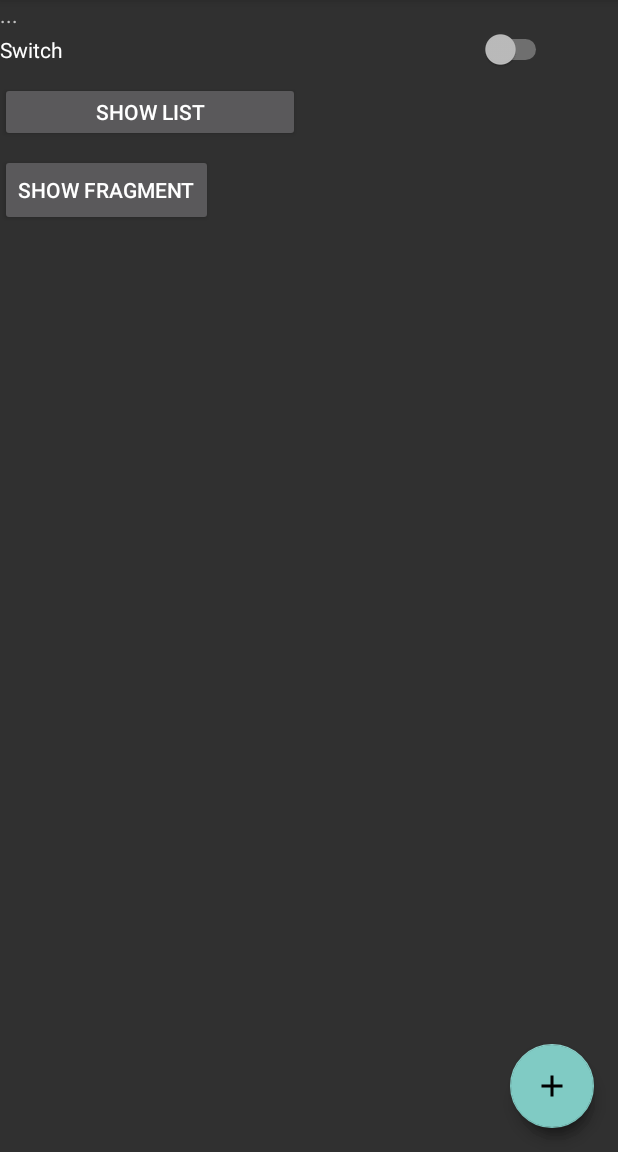
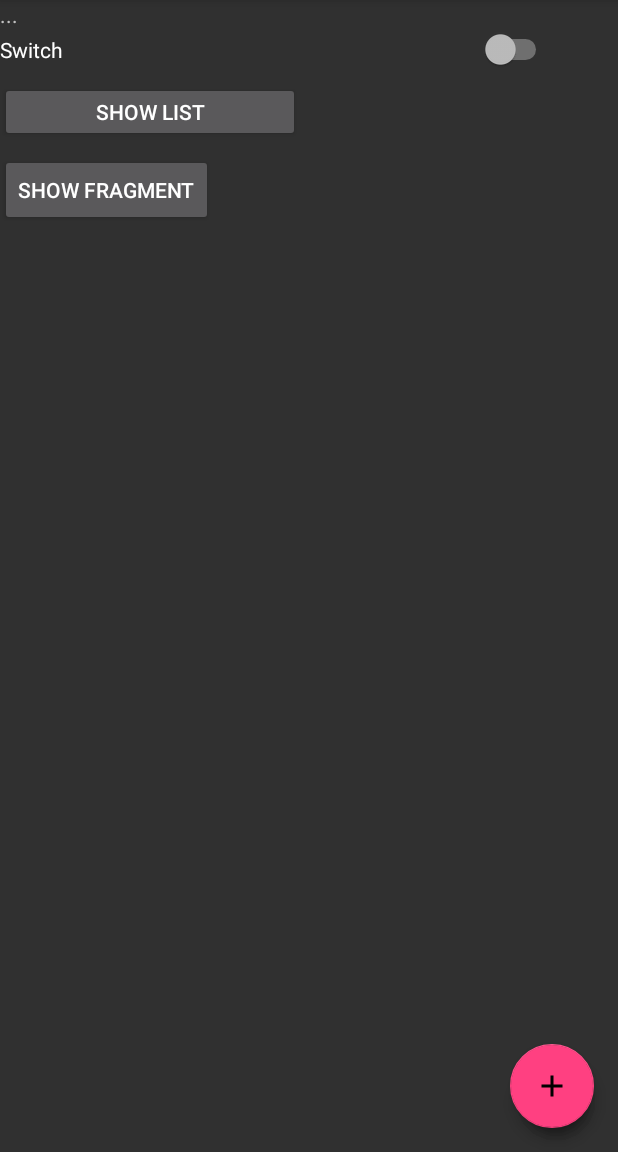
Before and after one commit to smarthomefans/ioGo, an Android app: the screen it shows after launch (MainActivity), on a phone screen of 412 x 824 dp, the part 84-1236 px from its top. Run offline under Robolectric (Android 15) with nearby library versions, the phone set to English and light mode, and no system bars; our stand-ins replace ButterKnife, Dagger/Hilt's generated code; libraries missing offline, so code that uses them is left out: com.squareup.otto; 1 statement that could not run was skipped.

Commit message:
v0.0.10 layout tem list item

```diff
--- a/app/src/main/java/com/example/nagel/io1/service/repository/StateRepository.java
+++ b/app/src/main/java/com/example/nagel/io1/service/repository/StateRepository.java
@@ -98,7 +98,7 @@ public class StateRepository {
     private void updateTempListFromCache(){
         List<IoState> list = new ArrayList<>();
         for (Map.Entry<String, IoState> entry : stateCache.entrySet()) {
-            if(entry.getKey().contains("temperature")){
+            if(entry.getKey().contains(".temperature")){
                 list.add(entry.getValue());
             }
         }
--- a/app/src/main/res/layout/activity_main.xml
+++ b/app/src/main/res/layout/activity_main.xml
@@ -29,6 +29,7 @@
         android:layout_height="wrap_content"
         android:layout_gravity="bottom|end"
         android:layout_margin="@dimen/standard_23"
+        app:backgroundTint="@color/colorAccent"
         app:fabSize="mini"
         app:srcCompat="@drawable/bike" />
 
@@ -39,6 +40,7 @@
         android:layout_gravity="bottom|end"
         android:layout_margin="@dimen/standard_23"
         android:rotation="90"
+        app:backgroundTint="@color/colorAccent"
         app:fabSize="mini"
         app:srcCompat="@drawable/airplane" />
 
@@ -48,6 +50,7 @@
         android:layout_height="wrap_content"
         android:layout_gravity="bottom|end"
         android:layout_margin="@dimen/standard_23"
+        app:backgroundTint="@color/colorAccent"
         app:fabSize="mini"
         app:srcCompat="@drawable/car" />
 
@@ -57,6 +60,7 @@
         android:layout_height="wrap_content"
         android:layout_gravity="bottom|end"
         android:layout_margin="@dimen/fab_margin"
+        app:backgroundTint="@color/colorAccent"
         app:fabSize="normal"
         app:srcCompat="@drawable/plus" />
 
--- a/app/src/main/res/values/colors.xml
+++ b/app/src/main/res/values/colors.xml
@@ -1,6 +1,6 @@
 <?xml version="1.0" encoding="utf-8"?>
 <resources>
-    <color name="xcolorPrimary">#3F51B5</color>
-    <color name="xcolorPrimaryDark">#303F9F</color>
-    <color name="xcolorAccent">#FF4081</color>
+    <color name="colorPrimary">#00BCD4</color>
+    <color name="colorPrimaryDark">#006064</color>
+    <color name="colorAccent">#FF4081</color>
 </resources>
--- a/app/src/main/res/values/styles.xml
+++ b/app/src/main/res/values/styles.xml
@@ -3,9 +3,9 @@
     <!-- Base application theme. -->
     <style name="AppTheme" parent="Theme.AppCompat.Light.DarkActionBar">
         <!-- Customize your theme here. -->
-        <item name="colorPrimary">@color/xcolorPrimary</item>
-        <item name="colorPrimaryDark">@color/xcolorPrimaryDark</item>
-        <item name="colorAccent">@color/xcolorAccent</item>
+        <item name="colorPrimary">@color/colorPrimary</item>
+        <item name="colorPrimaryDark">@color/colorPrimaryDark</item>
+        <item name="colorAccent">@color/colorAccent</item>
     </style>
 
     <style name="AppTheme.NoActionBar">
```
Also changed, not shown: app/src/main/java/com/example/nagel/io1/service/model/IoState.java (+7 -0 lines), app/src/main/java/com/example/nagel/io1/view/adapter/TemperatureListAdapter.java (+7 -5 lines), app/src/main/res/layout/material_list.xml (added, +70 -0 lines), app/src/main/res/layout/temp_listitem.xml (+14 -19 lines).
